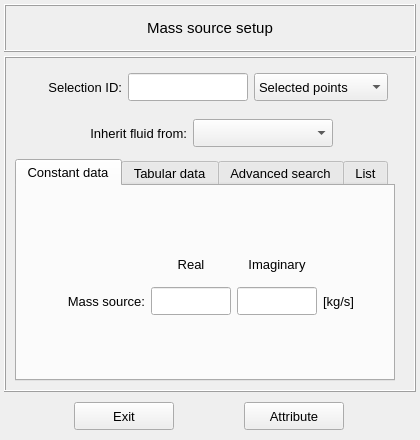
The window that vibra/interface/data/ui_files/model/setup/acoustic/mass_source_inputs.ui (MOPT-UFSC/VIBRA) describes before a commit, drawn with Qt 5.
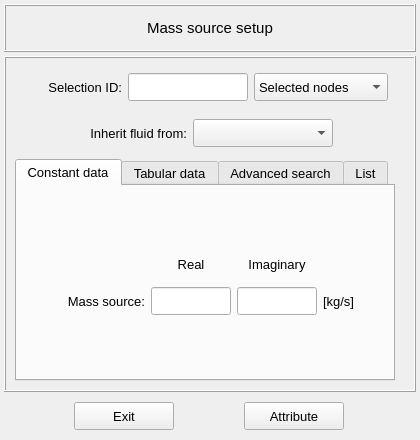
The same window after the commit. Icons and pictures are not drawn.

Commit message: Modify the mass source user interface to allow the line assignments

The edit to the form file:
```diff
--- a/vibra/interface/data/ui_files/model/setup/acoustic/mass_source_inputs.ui
+++ b/vibra/interface/data/ui_files/model/setup/acoustic/mass_source_inputs.ui
@@ -1429,7 +1429,7 @@
             </font>
            </property>
            <property name="currentIndex">
-            <number>1</number>
+            <number>0</number>
            </property>
            <item>
             <property name="text">
```
Left out of the diff: 5 changed lines with no effect on the pictures. The commit also changes 3 other files.
